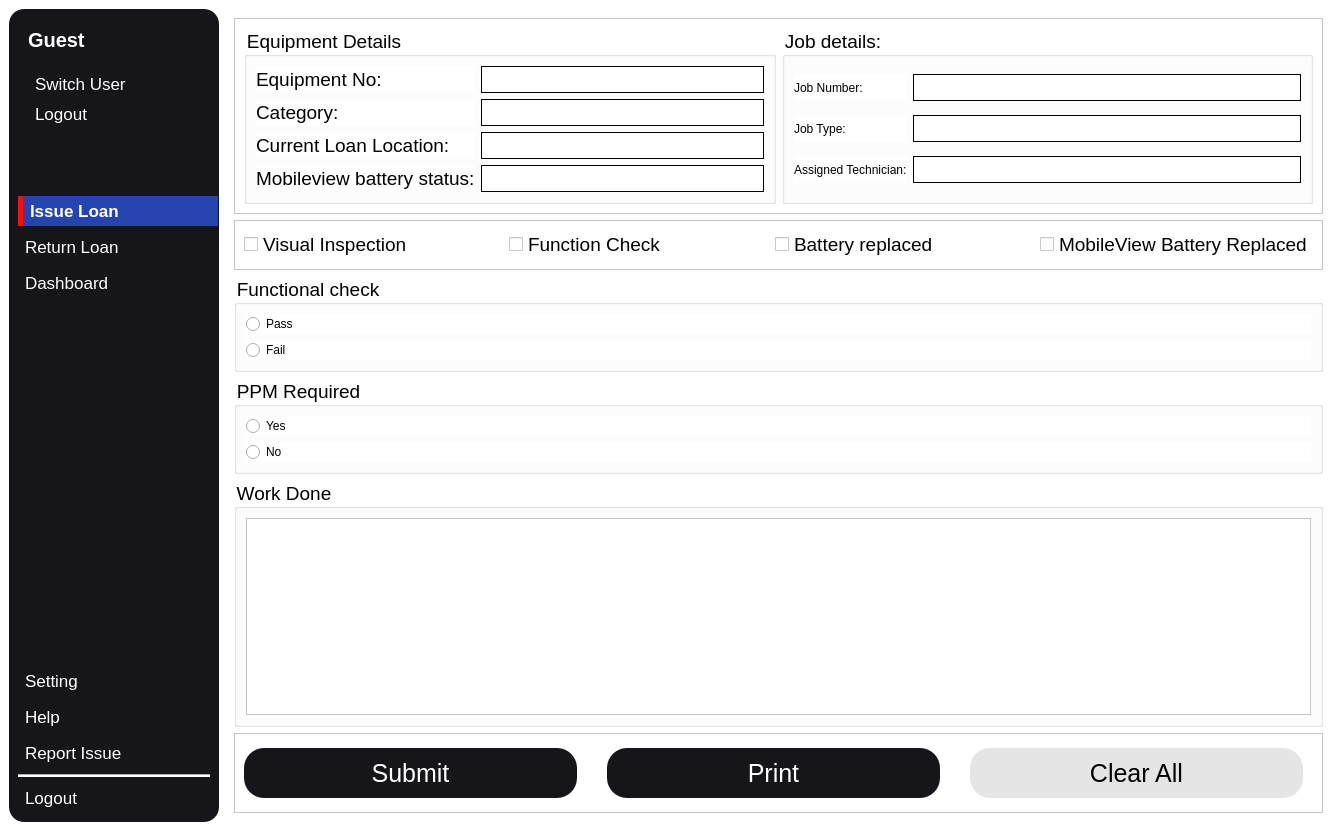
qmohebi/equipment_library_desktop_app, file ui/main_ui.ui: the form before one commit.
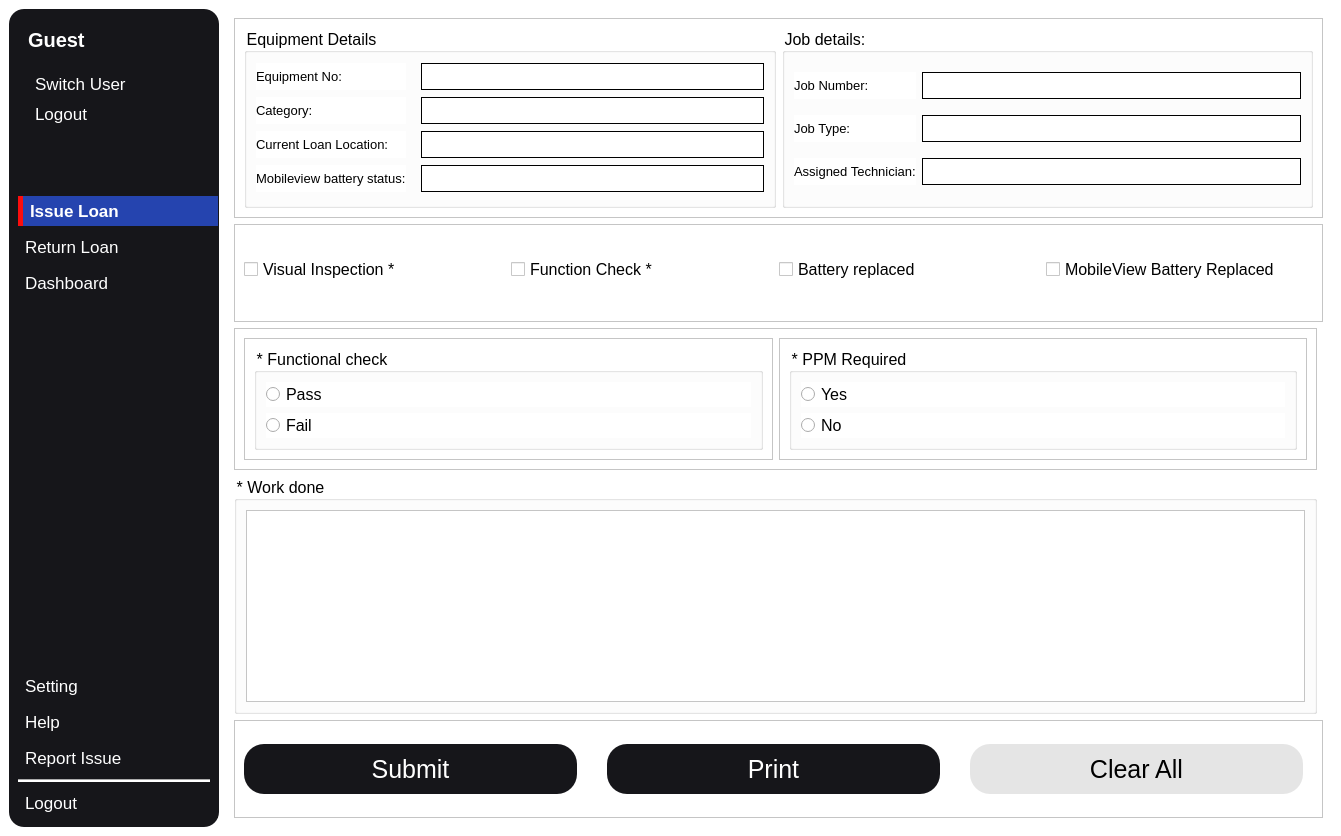
The form after the commit. The open tabs and pages were chosen to show the change. Icons and pictures are not drawn.

Commit message: repair and ppm dialogue function completed, require tidying after dialgoue closes and writing of the print function

```diff
--- a/ui/main_ui.ui
+++ b/ui/main_ui.ui
@@ -7,7 +7,7 @@
     <x>0</x>
     <y>0</y>
     <width>1341</width>
-    <height>831</height>
+    <height>836</height>
    </rect>
   </property>
   <property name="windowTitle">
@@ -30,7 +30,27 @@
 }
 
 QGroupBox {
-font: 14pt
+font: 12pt
+}
+
+QCheckBox{
+font:12pt;
+}
+
+QRadioButton{
+font:12pt
+}
+
+QLabel#lbl_title{
+background-color: black;
+font: 24pt;
+color: #FFFFFF;
+padding: 5px;
+}
+
+QFrame#frame_loan_title{
+background-color: black;
+border-radius:5px;
 }
 
 QWidget#side_menu {
@@ -112,9 +132,6 @@
 	background-color: #989898;
 }
 
-QLineEdit#txt_technician{
-padding: 10px;
-}
 
 QPushButton:pressed{
 background-color: #1a307c;
@@ -169,8 +186,8 @@
 QTabBar::tab::hover{
 background: #3561fb;
 }
-QLineEdit #txt_asset_2, #txt_rtls_battery, #txt_loan_location, #txt_category {
-padding: 0px 20px;
+QLineEdit#txt_asset_2, #txt_rtls_battery, #txt_loan_location, #txt_category,#txt_job_number,#txt_job_type, #txt_assinged_tech {
+padding: 0px 10px;
 }
 
 QMessageBox#QPushButton{
@@ -195,7 +212,6 @@
 border: 0px;
 }
 
-
 </string>
    </property>
    <layout class="QGridLayout" name="gridLayout_4">
@@ -633,50 +649,58 @@
             </spacer>
            </item>
            <item>
-            <widget class="QLabel" name="lbl_4">
-             <property name="text">
-              <string/>
-             </property>
-            </widget>
-           </item>
-           <item>
-            <spacer name="horizontalSpacer_7">
-             <property name="orientation">
-              <enum>Qt::Horizontal</enum>
-             </property>
-             <property name="sizeType">
-              <enum>QSizePolicy::Maximum</enum>
-             </property>
-             <property name="sizeHint" stdset="0">
+            <widget class="QFrame" name="frame_confirm">
+             <property name="minimumSize">
               <size>
-               <width>20</width>
-               <height>20</height>
+               <width>50</width>
+               <height>0</height>
               </size>
              </property>
-            </spacer>
-           </item>
-           <item>
-            <widget class="QLabel" name="lbl_confirm_info">
-             <property name="font">
-              <font>
-               <pointsize>28</pointsize>
-              </font>
+             <property name="frameShape">
+              <enum>QFrame::StyledPanel</enum>
              </property>
-             <property name="layoutDirection">
-              <enum>Qt::LeftToRight</enum>
+             <property name="frameShadow">
+              <enum>QFrame::Raised</enum>
              </property>
-             <property name="text">
-              <string>Press confirm to take out equipment</string>
-             </property>
-             <property name="scaledContents">
-              <bool>false</bool>
-             </property>
-             <property name="alignment">
-              <set>Qt::AlignCenter</set>
-             </property>
-             <property name="wordWrap">
-              <bool>true</bool>
-             </property>
+             <layout class="QHBoxLayout" name="horizontalLayout_9">
+              <property name="spacing">
+               <number>15</number>
+              </property>
+              <property name="rightMargin">
+               <number>15</number>
+              </property>
+              <item>
+               <widget class="QLabel" name="lbl_4">
+                <property name="text">
+                 <string/>
+                </property>
+               </widget>
+              </item>
+              <item>
+               <widget class="QLabel" name="lbl_confirm_info">
+                <property name="font">
+                 <font>
+                  <pointsize>28</pointsize>
+                 </font>
+                </property>
+                <property name="layoutDirection">
+                 <enum>Qt::LeftToRight</enum>
+                </property>
+                <property name="text">
+                 <string/>
+                </property>
+                <property name="scaledContents">
+                 <bool>false</bool>
+                </property>
+                <property name="alignment">
+                 <set>Qt::AlignCenter</set>
+                </property>
+                <property name="wordWrap">
+                 <bool>false</bool>
+                </property>
+               </widget>
+              </item>
+             </layout>
             </widget>
            </item>
            <item>
@@ -715,7 +739,7 @@
           </property>
           <property name="font">
            <font>
-            <pointsize>14</pointsize>
+            <pointsize>12</pointsize>
             <italic>false</italic>
             <bold>false</bold>
            </font>
@@ -891,7 +915,7 @@
               <enum>Qt::LeftToRight</enum>
              </property>
              <property name="text">
-              <string>Clear</string>
+              <string>Clear All</string>
              </property>
              <property name="icon">
               <iconset resource="../icon/resources.qrc">
@@ -1212,7 +1236,13 @@
             </widget>
            </item>
            <item row="1" column="1">
-            <widget class="QFrame" name="frame_2">
+            <widget class="QFrame" name="frame_loan_title">
+             <property name="sizePolicy">
+              <sizepolicy hsizetype="Preferred" vsizetype="Fixed">
+               <horstretch>0</horstretch>
+               <verstretch>0</verstretch>
+              </sizepolicy>
+             </property>
              <property name="minimumSize">
               <size>
                <width>0</width>
@@ -1227,17 +1257,28 @@
              </property>
              <layout class="QHBoxLayout" name="horizontalLayout_3">
               <item>
-               <widget class="QLabel" name="label_5">
+               <widget class="QLabel" name="lbl_title">
+                <property name="sizePolicy">
+                 <sizepolicy hsizetype="Preferred" vsizetype="Fixed">
+                  <horstretch>0</horstretch>
+                  <verstretch>0</verstretch>
+                 </sizepolicy>
+                </property>
                 <property name="font">
                  <font>
                   <pointsize>24</pointsize>
+                  <italic>false</italic>
+                  <bold>false</bold>
                  </font>
                 </property>
                 <property name="layoutDirection">
                  <enum>Qt::RightToLeft</enum>
                 </property>
                 <property name="text">
-                 <string>To borrow equipment:</string>
+                 <string>To Borrow Equipment:</string>
+                </property>
+                <property name="alignment">
+                 <set>Qt::AlignCenter</set>
                 </property>
                </widget>
               </item>
@@ -1335,13 +1376,101 @@
        </layout>
       </widget>
       <widget class="QWidget" name="page_check_in">
-       <layout class="QGridLayout" name="gridLayout_8">
-        <item row="0" column="0">
+       <layout class="QGridLayout" name="gridLayout_3">
+        <item row="2" column="0">
+         <widget class="QFrame" name="frame_2">
+          <property name="minimumSize">
+           <size>
+            <width>40</width>
+            <height>0</height>
+           </size>
+          </property>
+          <property name="frameShape">
+           <enum>QFrame::StyledPanel</enum>
+          </property>
+          <property name="frameShadow">
+           <enum>QFrame::Raised</enum>
+          </property>
+          <layout class="QHBoxLayout" name="horizontalLayout_12">
+           <item>
+            <widget class="QFrame" name="frame_17">
+             <property name="frameShape">
+              <enum>QFrame::StyledPanel</enum>
+             </property>
+             <property name="frameShadow">
+              <enum>QFrame::Raised</enum>
+             </property>
+             <layout class="QVBoxLayout" name="verticalLayout_8">
+              <item>
+               <widget class="QGroupBox" name="groupBox_12">
+                <property name="title">
+                 <string>* Functional check</string>
+                </property>
+                <layout class="QVBoxLayout" name="verticalLayout_4">
+                 <item>
+                  <widget class="QRadioButton" name="rb_function_pass">
+                   <property name="text">
+                    <string>Pass</string>
+                   </property>
+                  </widget>
+                 </item>
+                 <item>
+                  <widget class="QRadioButton" name="rb_function_fail">
+                   <property name="text">
+                    <string>Fail</string>
+                   </property>
+                  </widget>
+                 </item>
+                </layout>
+               </widget>
+              </item>
+             </layout>
+            </widget>
+           </item>
+           <item>
+            <widget class="QFrame" name="frame_18">
+             <property name="frameShape">
+              <enum>QFrame::StyledPanel</enum>
+             </property>
+             <property name="frameShadow">
+              <enum>QFrame::Raised</enum>
+             </property>
+             <layout class="QHBoxLayout" name="horizontalLayout_13">
+              <item>
+               <widget class="QGroupBox" name="groupBox_13">
+                <property name="title">
+                 <string>* PPM Required</string>
+                </property>
+                <layout class="QVBoxLayout" name="verticalLayout_6">
+                 <item>
+                  <widget class="QRadioButton" name="rb_ppm_yes">
+                   <property name="text">
+                    <string>Yes</string>
+                   </property>
+                  </widget>
+                 </item>
+                 <item>
+                  <widget class="QRadioButton" name="rb_ppm_no">
+                   <property name="text">
+                    <string>No</string>
+                   </property>
+                  </widget>
+                 </item>
+                </layout>
+               </widget>
+              </item>
+             </layout>
+            </widget>
+           </item>
+          </layout>
+         </widget>
+        </item>
+        <item row="0" column="0" colspan="2">
          <widget class="QFrame" name="frame_12">
           <property name="minimumSize">
            <size>
             <width>0</width>
-            <height>60</height>
+            <height>200</height>
            </size>
           </property>
           <property name="frameShape">
@@ -1355,7 +1484,7 @@
             <widget class="QGroupBox" name="groupBox_4">
              <property name="font">
               <font>
-               <pointsize>14</pointsize>
+               <pointsize>12</pointsize>
                <italic>false</italic>
                <bold>false</bold>
               </font>
@@ -1364,11 +1493,14 @@
               <string>Equipment Details</string>
              </property>
              <layout class="QGridLayout" name="gridLayout_5">
+              <property name="horizontalSpacing">
+               <number>15</number>
+              </property>
               <item row="0" column="0">
                <widget class="QLabel" name="label_4">
                 <property name="font">
                  <font>
-                  <pointsize>14</pointsize>
+                  <pointsize>10</pointsize>
                  </font>
                 </property>
                 <property name="text">
@@ -1376,62 +1508,11 @@
                 </property>
                </widget>
               </item>
-              <item row="0" column="1">
-               <widget class="QLineEdit" name="txt_asset_2">
-                <property name="enabled">
-                 <bool>false</bool>
-                </property>
-                <property name="font">
-                 <font>
-                  <pointsize>14</pointsize>
-                 </font>
-                </property>
-                <property name="layoutDirection">
-                 <enum>Qt::LeftToRight</enum>
-                </property>
-                <property name="text">
-                 <string/>
-                </property>
-                <property name="alignment">
-                 <set>Qt::AlignLeading|Qt::AlignLeft|Qt::AlignVCenter</set>
-                </property>
-                <property name="readOnly">
-                 <bool>false</bool>
-                </property>
-               </widget>
-              </item>
-              <item row="1" column="0">
-               <widget class="QLabel" name="label_6">
-                <property name="font">
-                 <font>
-                  <pointsize>14</pointsize>
-                 </font>
-                </property>
-                <property name="text">
-                 <string>Category:</string>
-                </property>
-               </widget>
-              </item>
-              <item row="1" column="1">
-               <widget class="QLineEdit" name="txt_category">
-                <property name="enabled">
-                 <bool>false</bool>
-                </property>
-                <property name="font">
-                 <font>
-                  <pointsize>14</pointsize>
-                 </font>
-                </property>
-                <property name="text">
-                 <string/>
-                </property>
-               </widget>
-              </item>
               <item row="2" column="0">
                <widget class="QLabel" name="label_2">
                 <property name="font">
                  <font>
-                  <pointsize>14</pointsize>
+                  <pointsize>10</pointsize>
                  </font>
                 </property>
                 <property name="text">
@@ -1439,6 +1520,54 @@
                 </property>
                </widget>
               </item>
+              <item row="1" column="1">
+               <widget class="QLineEdit" name="txt_category">
+                <property name="enabled">
+                 <bool>false</bool>
+                </property>
+                <property name="font">
+                 <font>
+                  <pointsize>14</pointsize>
+                 </font>
+                </property>
+                <property name="text">
+                 <string/>
+                </property>
+               </widget>
+              </item>
+              <item row="3" column="1">
+               <widget class="QLineEdit" name="txt_rtls_battery">
+                <property name="enabled">
+                 <bool>false</bool>
+                </property>
+                <property name="font">
+                 <font>
+                  <pointsize>14</pointsize>
+                 </font>
+                </property>
+                <property name="text">
+                 <string/>
+                </property>
+               </widget>
+              </item>
+              <item row="0" column="1">
+               <widget class="QLineEdit" name="txt_asset_2">
+                <property name="enabled">
+                 <bool>false</bool>
+                </property>
+                <property name="font">
+                 <font>
+                  <pointsize>14</pointsize>
+                 </font>
+                </property>
+                <property name="layoutDirection">
+                 <enum>Qt::LeftToRight</enum>
+                </property>
+                <property name="text">
+                 <string/>
+                </property>
+               </widget>
+              </item>
               <item row="2" column="1">
                <widget class="QLineEdit" name="txt_loan_location">
                 <property name="enabled">
@@ -1454,11 +1583,23 @@
                 </property>
                </widget>
               </item>
+              <item row="1" column="0">
+               <widget class="QLabel" name="label_6">
+                <property name="font">
+                 <font>
+                  <pointsize>10</pointsize>
+                 </font>
+                </property>
+                <property name="text">
+                 <string>Category:</string>
+                </property>
+               </widget>
+              </item>
               <item row="3" column="0">
                <widget class="QLabel" name="label_3">
                 <property name="font">
                  <font>
-                  <pointsize>14</pointsize>
+                  <pointsize>10</pointsize>
                  </font>
                 </property>
                 <property name="text">
@@ -1466,21 +1607,6 @@
                 </property>
                </widget>
               </item>
-              <item row="3" column="1">
-               <widget class="QLineEdit" name="txt_rtls_battery">
-                <property name="enabled">
-                 <bool>false</bool>
-                </property>
-                <property name="font">
-                 <font>
-                  <pointsize>14</pointsize>
-                 </font>
-                </property>
-                <property name="text">
-                 <string/>
-                </property>
-               </widget>
-              </item>
              </layout>
             </widget>
            </item>
@@ -1498,6 +1624,11 @@
              <layout class="QGridLayout" name="gridLayout_12">
               <item row="1" column="0">
                <widget class="QLabel" name="label_13">
+                <property name="font">
+                 <font>
+                  <pointsize>10</pointsize>
+                 </font>
+                </property>
                 <property name="text">
                  <string>Job Type:</string>
                 </property>
@@ -1535,6 +1666,11 @@
               </item>
               <item row="0" column="0">
                <widget class="QLabel" name="label_12">
+                <property name="font">
+                 <font>
+                  <pointsize>10</pointsize>
+                 </font>
+                </property>
                 <property name="text">
                  <string>Job Number:</string>
                 </property>
@@ -1542,6 +1678,11 @@
               </item>
               <item row="2" column="0">
                <widget class="QLabel" name="label_14">
+                <property name="font">
+                 <font>
+                  <pointsize>10</pointsize>
+                 </font>
+                </property>
                 <property name="text">
                  <string>Assigned Technician:</string>
                 </property>
@@ -1577,131 +1718,53 @@
           </layout>
          </widget>
         </item>
-        <item row="1" column="0">
-         <widget class="QFrame" name="frame_4">
-          <property name="minimumSize">
-           <size>
-            <width>0</width>
-            <height>50</height>
-           </size>
-          </property>
-          <property name="frameShape">
-           <enum>QFrame::StyledPanel</enum>
-          </property>
-          <property name="frameShadow">
-           <enum>QFrame::Raised</enum>
-          </property>
-          <layout class="QHBoxLayout" name="horizontalLayout_2">
-           <item>
-            <widget class="QCheckBox" name="chkbx_visual_insp">
-             <property name="font">
-              <font>
-               <pointsize>14</pointsize>
-              </font>
-             </property>
-             <property name="cursor">
-              <cursorShape>PointingHandCursor</cursorShape>
-             </property>
-             <property name="text">
-              <string>Visual Inspection</string>
-             </property>
-            </widget>
-           </item>
-           <item>
-            <widget class="QCheckBox" name="chkbx_function">
-             <property name="font">
-              <font>
-               <pointsize>14</pointsize>
-              </font>
-             </property>
-             <property name="cursor">
-              <cursorShape>PointingHandCursor</cursorShape>
-             </property>
-             <property name="text">
-              <string>Function Check</string>
-             </property>
-            </widget>
-           </item>
-           <item>
-            <widget class="QCheckBox" name="chkbx_batt_replace">
-             <property name="font">
-              <font>
-               <pointsize>14</pointsize>
-              </font>
-             </property>
-             <property name="cursor">
-              <cursorShape>PointingHandCursor</cursorShape>
-             </property>
-             <property name="text">
-              <string>Battery replaced</string>
-             </property>
-            </widget>
-           </item>
-           <item>
-            <widget class="QCheckBox" name="chkbx_rtls_batt">
-             <property name="font">
-              <font>
-               <pointsize>14</pointsize>
-              </font>
-             </property>
-             <property name="cursor">
-              <cursorShape>PointingHandCursor</cursorShape>
-             </property>
-             <property name="text">
-              <string>MobileView Battery Replaced</string>
-             </property>
-            </widget>
-           </item>
-          </layout>
-         </widget>
-        </item>
-        <item row="2" column="0">
-         <widget class="QGroupBox" name="groupBox_12">
-          <property name="title">
-           <string>Functional check</string>
-          </property>
-          <layout class="QVBoxLayout" name="verticalLayout_4">
-           <item>
-            <widget class="QRadioButton" name="radioButton">
-             <property name="text">
-              <string>Pass</string>
-             </property>
-            </widget>
-           </item>
-           <item>
-            <widget class="QRadioButton" name="radioButton_2">
-             <property name="text">
-              <string>Fail</string>
-             </property>
-            </widget>
-           </item>
-          </layout>
-         </widget>
-        </item>
         <item row="3" column="0">
-         <widget class="QGroupBox" name="groupBox_13">
+         <widget class="QGroupBox" name="groupBox_3">
+          <property name="maximumSize">
+           <size>
+            <width>16777215</width>
+            <height>16777215</height>
+           </size>
+          </property>
+          <property name="font">
+           <font>
+            <pointsize>12</pointsize>
+            <italic>false</italic>
+            <bold>false</bold>
+           </font>
+          </property>
           <property name="title">
-           <string>PPM Required</string>
+           <string>* Work done</string>
           </property>
-          <layout class="QVBoxLayout" name="verticalLayout_6">
+          <layout class="QHBoxLayout" name="horizontalLayout_6">
+           <property name="spacing">
+            <number>20</number>
+           </property>
            <item>
-            <widget class="QRadioButton" name="radioButton_3">
-             <property name="text">
-              <string>Yes</string>
+            <widget class="QPlainTextEdit" name="txt_work_done">
+             <property name="sizePolicy">
+              <sizepolicy hsizetype="Expanding" vsizetype="Minimum">
+               <horstretch>0</horstretch>
+               <verstretch>0</verstretch>
+              </sizepolicy>
              </property>
-            </widget>
-           </item>
-           <item>
-            <widget class="QRadioButton" name="radioButton_4">
-             <property name="text">
-              <string>No</string>
+             <property name="minimumSize">
+              <size>
+               <width>0</width>
+               <height>0</height>
+              </size>
+             </property>
+             <property name="font">
+              <font>
+               <pointsize>14</pointsize>
+              </font>
              </property>
             </widget>
            </item>
           </layout>
          </widget>
         </item>
-        <item row="5" column="0">
+        <item row="4" column="0" colspan="2">
          <widget class="QFrame" name="frame_7">
           <property name="minimumSize">
            <size>
@@ -1801,40 +1864,98 @@
           </layout>
          </widget>
         </item>
-        <item row="4" column="0">
-         <widget class="QGroupBox" name="groupBox_3">
-          <property name="maximumSize">
+        <item row="1" column="0" colspan="2">
+         <widget class="QFrame" name="frame_4">
+          <property name="sizePolicy">
+           <sizepolicy hsizetype="Preferred" vsizetype="Minimum">
+            <horstretch>0</horstretch>
+            <verstretch>0</verstretch>
+           </sizepolicy>
+          </property>
+          <property name="minimumSize">
            <size>
-            <width>1200</width>
-            <height>16777215</height>
+            <width>0</width>
+            <height>60</height>
            </size>
           </property>
-          <property name="font">
-           <font>
-            <pointsize>14</pointsize>
-            <italic>false</italic>
-            <bold>false</bold>
-           </font>
+          <property name="frameShape">
+           <enum>QFrame::StyledPanel</enum>
           </property>
-          <property name="title">
-           <string>Work Done</string>
+          <property name="frameShadow">
+           <enum>QFrame::Raised</enum>
           </property>
-          <layout class="QHBoxLayout" name="horizontalLayout_6">
+          <layout class="QHBoxLayout" name="horizontalLayout_2">
            <property name="spacing">
-            <number>20</number>
+            <number>0</number>
            </property>
+           <property name="bottomMargin">
+            <number>15</number>
+           </property>
            <item>
-            <widget class="QPlainTextEdit" name="txt_work_done">
-             <property name="minimumSize">
-              <size>
-               <width>0</width>
-               <height>0</height>
-              </size>
+            <widget class="QCheckBox" name="chkbx_visual_insp">
+             <property name="font">
+              <font>
+               <pointsize>12</pointsize>
+               <italic>false</italic>
+               <bold>false</bold>
+              </font>
              </property>
+             <property name="cursor">
+              <cursorShape>PointingHandCursor</cursorShape>
+             </property>
+             <property name="text">
+              <string>Visual Inspection *</string>
+             </property>
+            </widget>
+           </item>
+           <item>
+            <widget class="QCheckBox" name="chkbx_function">
              <property name="font">
               <font>
-               <pointsize>14</pointsize>
+               <pointsize>12</pointsize>
+               <italic>false</italic>
+               <bold>false</bold>
               </font>
+             </property>
+             <property name="cursor">
+              <cursorShape>PointingHandCursor</cursorShape>
+             </property>
+             <property name="text">
+              <string>Function Check *</string>
+             </property>
+            </widget>
+           </item>
+           <item>
+            <widget class="QCheckBox" name="chkbx_batt_replace">
+             <property name="font">
+              <font>
+               <pointsize>12</pointsize>
+               <italic>false</italic>
+               <bold>false</bold>
+              </font>
+             </property>
+             <property name="cursor">
+              <cursorShape>PointingHandCursor</cursorShape>
+             </property>
+             <property name="text">
+              <string>Battery replaced</string>
+             </property>
+            </widget>
+           </item>
+           <item>
+            <widget class="QCheckBox" name="chkbx_rtls_batt">
+             <property name="font">
+              <font>
+               <pointsize>12</pointsize>
+               <italic>false</italic>
+               <bold>false</bold>
+              </font>
+             </property>
+             <property name="cursor">
+              <cursorShape>PointingHandCursor</cursorShape>
+             </property>
+             <property name="text">
+              <string>MobileView Battery Replaced</string>
              </property>
             </widget>
            </item>
```
Left out of the diff: 1 changed line with no effect on the pictures. The commit also changes 13 other files.
